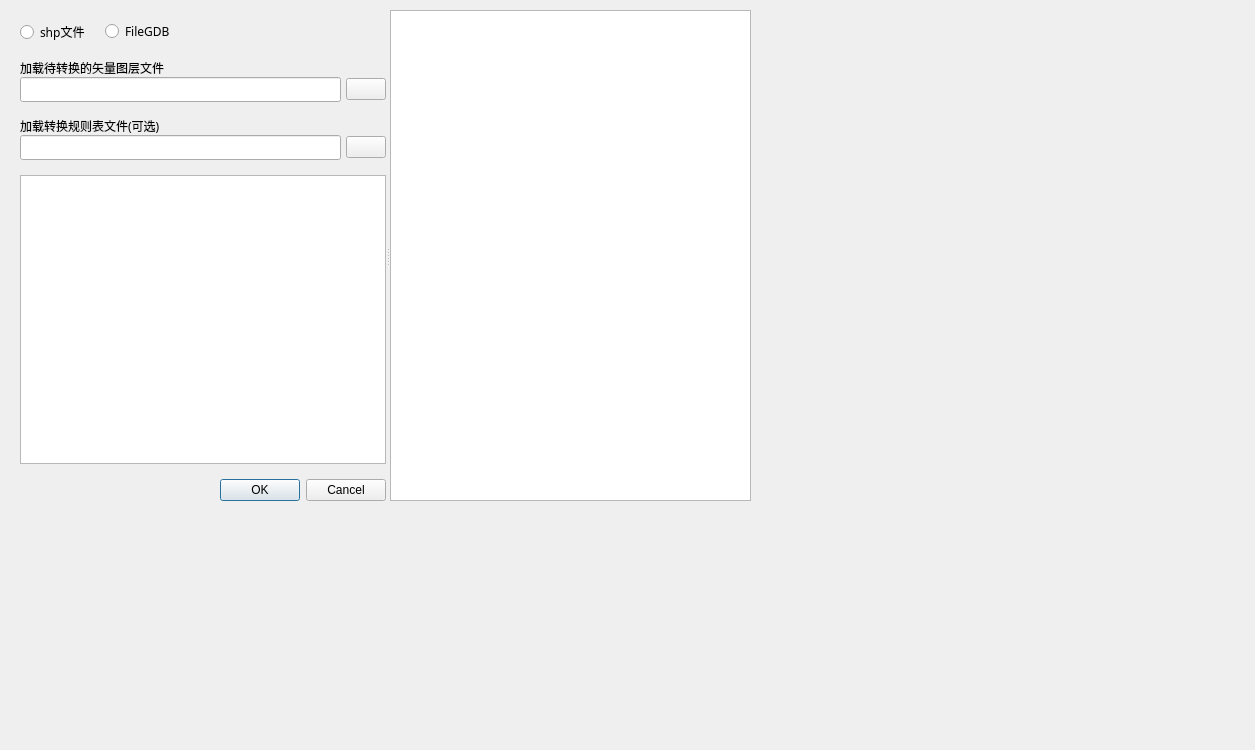
First picture: the form in UI/UILandUseTypeConvert.ui, repository zou-mono/oneTools, before the edit.
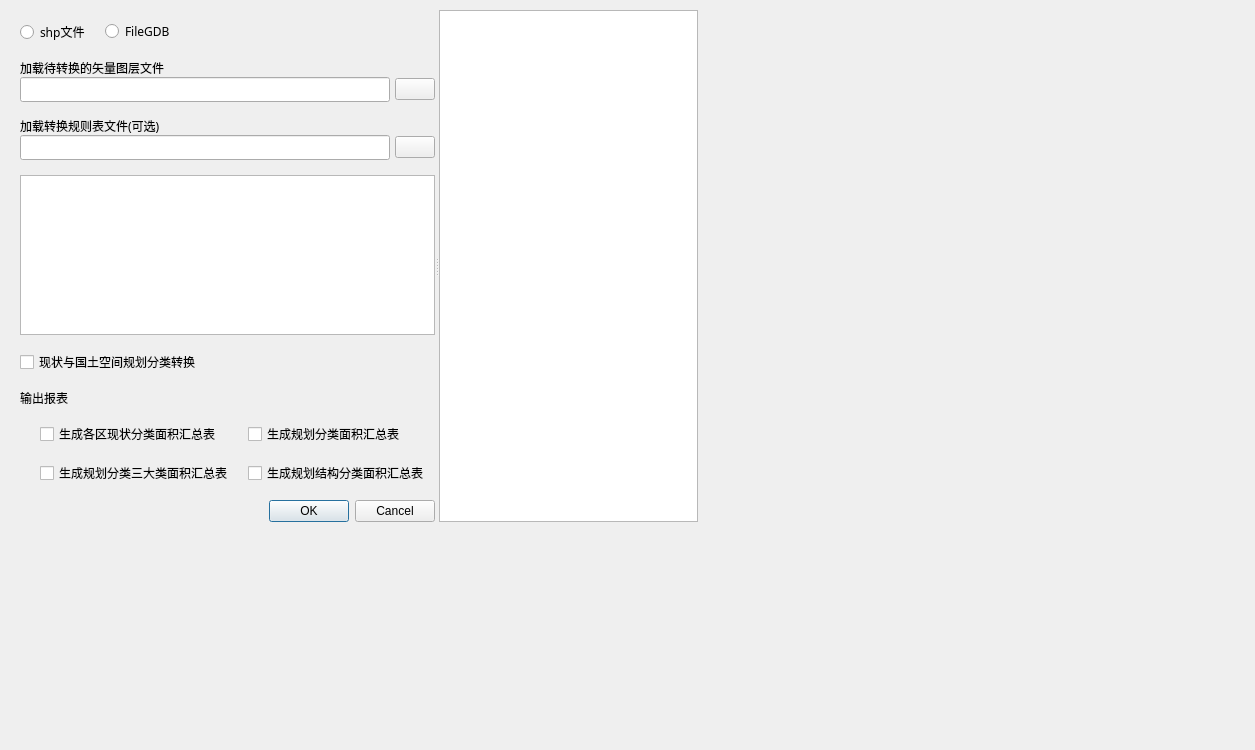
Second picture: the form after the edit. Icons and pictures are not drawn. Custom widgets are drawn as their Qt base class.

Commit message: add checkbox for frmLandUseType.

```diff
--- a/UI/UILandUseTypeConvert.ui
+++ b/UI/UILandUseTypeConvert.ui
@@ -22,8 +22,8 @@
     <rect>
      <x>10</x>
      <y>10</y>
-     <width>741</width>
-     <height>491</height>
+     <width>688</width>
+     <height>512</height>
     </rect>
    </property>
    <property name="orientation">
@@ -241,6 +241,67 @@
        <item>
         <widget class="QTableWidget" name="tableWidget"/>
        </item>
+       <item>
+        <widget class="QCheckBox" name="chk_convert">
+         <property name="text">
+          <string>现状与国土空间规划分类转换</string>
+         </property>
+        </widget>
+       </item>
+       <item>
+        <layout class="QVBoxLayout" name="verticalLayout_5">
+         <item>
+          <widget class="QLabel" name="label">
+           <property name="font">
+            <font>
+             <family>微软雅黑</family>
+            </font>
+           </property>
+           <property name="text">
+            <string>输出报表</string>
+           </property>
+          </widget>
+         </item>
+         <item>
+          <layout class="QFormLayout" name="formLayout">
+           <property name="sizeConstraint">
+            <enum>QLayout::SetFixedSize</enum>
+           </property>
+           <property name="leftMargin">
+            <number>20</number>
+           </property>
+           <item row="0" column="0">
+            <widget class="QCheckBox" name="chk_report1">
+             <property name="text">
+              <string>生成各区现状分类面积汇总表</string>
+             </property>
+            </widget>
+           </item>
+           <item row="0" column="1">
+            <widget class="QCheckBox" name="chk_report2">
+             <property name="text">
+              <string>生成规划分类面积汇总表</string>
+             </property>
+            </widget>
+           </item>
+           <item row="1" column="1">
+            <widget class="QCheckBox" name="chk_report4">
+             <property name="text">
+              <string>生成规划结构分类面积汇总表</string>
+             </property>
+            </widget>
+           </item>
+           <item row="1" column="0">
+            <widget class="QCheckBox" name="chk_report3">
+             <property name="text">
+              <string>生成规划分类三大类面积汇总表</string>
+             </property>
+            </widget>
+           </item>
+          </layout>
+         </item>
+        </layout>
+       </item>
        <item>
         <widget class="QDialogButtonBox" name="buttonBox">
          <property name="standardButtons">
```
The commit also changes 4 other files.
